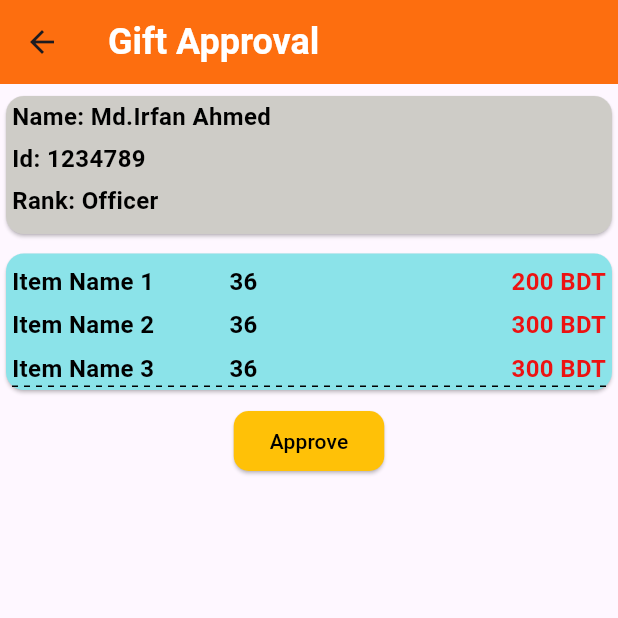
After one commit to minhazmashfi/Niret_ERP, a Flutter app: the Approval_Details screen opened directly, on a phone screen of 412 x 824 dp, the top half of it. The commit adds this screen. Run offline on Flutter 3.47's test engine with Material 3 defaults, Android fonts, the phone set to English and light mode, and no system bars; drawn by our look-alikes of dotted_line; our stand-ins replace get, google_fonts; missing offline and left inert: back_pressed; Roboto replaces fonts that are missing (Ubuntu).

Commit message:
gift approval completed

```diff
--- a/lib/approval_IS.dart
+++ b/lib/approval_IS.dart
@@ -2,6 +2,7 @@ import 'package:dotted_line/dotted_line.dart';
 import 'package:flutter/cupertino.dart';
 import 'package:flutter/material.dart';
 import 'package:google_fonts/google_fonts.dart';
+import 'package:niret_app/approval_details.dart';
 
 class Approval_IS extends StatefulWidget{
   Approval_IS({super.key});
@@ -37,7 +38,8 @@ class Approval_IS_State extends State<Approval_IS>{
           shape: RoundedRectangleBorder(borderRadius:BorderRadius.circular(40) ),
           margin: EdgeInsets.all(4),
 
-          child:Row(
+          child:InkWell(
+            child: Row(
               children: [
                 const SizedBox(width:4,),
                 Text('Md Irfan Ahmed',style: GoogleFonts.roboto(fontSize:14, color:Color.fromARGB(255, 38, 24, 121),fontWeight:FontWeight.bold),),
@@ -45,6 +47,10 @@ class Approval_IS_State extends State<Approval_IS>{
                 Text('ABC12300',style: GoogleFonts.roboto(fontSize:14, color:Color.fromARGB(255, 38, 24, 121),fontWeight:FontWeight.bold),),
                 const SizedBox(width:4,)
               ],
+            ),
+            onTap: (){
+              Navigator.push(context, MaterialPageRoute(builder:(context)=>Approval_Details()));
+            },
           )
          ),
        ),
--- /dev/null
+++ b/lib/approval_details.dart
@@ -0,0 +1,94 @@
+import 'package:dotted_line/dotted_line.dart';
+import 'package:flutter/cupertino.dart';
+import 'package:flutter/material.dart';
+import 'package:google_fonts/google_fonts.dart';
+
+class Approval_Details extends StatelessWidget{
+  Widget build(context){
+    return Scaffold(
+      appBar: AppBar(
+        title: Text('Gift Approval',
+            style: GoogleFonts.ubuntu(
+                color: Colors.white,
+                fontSize: 24,
+                fontWeight: FontWeight.bold)),
+        backgroundColor: Color.fromARGB(255, 253, 110, 15),
+    ),
+      body: Column(children: [
+        const SizedBox(height: 4,),
+        Container(
+          height:100 ,
+         width: double.infinity,
+          child: Card(
+           color: Color.fromARGB(255, 206, 204, 199),
+           child: Padding(
+             padding: const EdgeInsets.symmetric(vertical: 2,horizontal: 4),
+             child: Column(
+              crossAxisAlignment: CrossAxisAlignment.start,
+              children: [
+                Text('Name: Md.Irfan Ahmed',style: TextStyle(fontSize: 16,color: Colors.black,fontWeight: FontWeight.bold),),
+                const SizedBox(height: 5,),
+                Text('Id: 1234789',style: TextStyle(fontSize: 16,color: Colors.black,fontWeight: FontWeight.bold),),
+                const SizedBox(height: 5,),
+                Text('Rank: Officer',style: TextStyle(fontSize: 16,color: Colors.black,fontWeight: FontWeight.bold),)
+              ],
+             ),
+           ),
+          ),
+        ),
+      const SizedBox(height: 5),
+      Card(
+           color: Color.fromARGB(255, 139, 227, 233),
+           child: Padding(
+             padding: const EdgeInsets.symmetric(vertical: 2,horizontal: 4),
+             child: Column(
+              crossAxisAlignment: CrossAxisAlignment.start,
+              children: [
+
+                const SizedBox(height: 5,),
+                 Row(
+                  children: [
+                    Text('Item Name 1',style: TextStyle(fontSize: 16,color: Colors.black,fontWeight: FontWeight.bold),),
+                    const SizedBox(width: 50),
+                    Text('36', style: TextStyle(fontSize: 16,color: Colors.black,fontWeight: FontWeight.bold),),
+                    const Spacer(),
+                    Text('200 BDT',style: TextStyle(fontSize: 16,color: const Color.fromARGB(255,  236, 18, 18),fontWeight: FontWeight.bold),)
+                  ],
+                ),
+                const SizedBox(height: 6,),
+                 Row(
+                  children: [
+                    Text('Item Name 2',style: TextStyle(fontSize: 16,color: Colors.black,fontWeight: FontWeight.bold),),
+                    const SizedBox(width: 50,),
+                    Text('36', style: TextStyle(fontSize: 16,color: Colors.black,fontWeight: FontWeight.bold),),
+                    const Spacer(),
+                    Text('300 BDT',style: TextStyle(fontSize: 16,color: const Color.fromARGB(255,  236, 18, 18),fontWeight: FontWeight.bold),)
+                  ],
+                ),
+                const SizedBox(height: 6,),
+                 Row(
+                  children: [
+                    Text('Item Name 3',style: TextStyle(fontSize: 16,color: Colors.black,fontWeight: FontWeight.bold),),
+                    const SizedBox(width: 50,),
+                    Text('36', style: TextStyle(fontSize: 16,color: Colors.black,fontWeight: FontWeight.bold),),
+                    const Spacer(),
+                    Text('300 BDT',style: TextStyle(fontSize: 16,color: const Color.fromARGB(255, 236, 18, 18),fontWeight: FontWeight.bold),)
+                  ],
+                ),
+              DottedLine(lineLength: double.infinity),
+
+
+
+              ],
+             ),
+           ),
+          ),
+      const SizedBox(height: 6,),
+      ElevatedButton(onPressed: (){}, child: Text('Approve',style: TextStyle(color: Colors.black),),
+      style: ElevatedButton.styleFrom(backgroundColor: Colors.amber,
+      shape: RoundedRectangleBorder(borderRadius: BorderRadius.circular(10))))
+
+      ],),
+    );
+  }
+}
```
Lines whose indentation alone changed are shown as unchanged.
